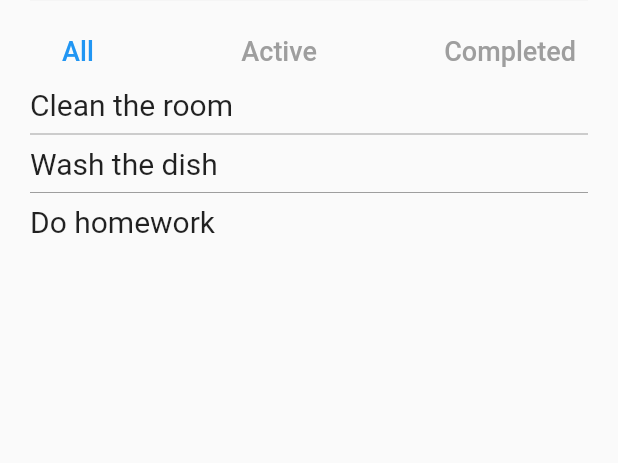
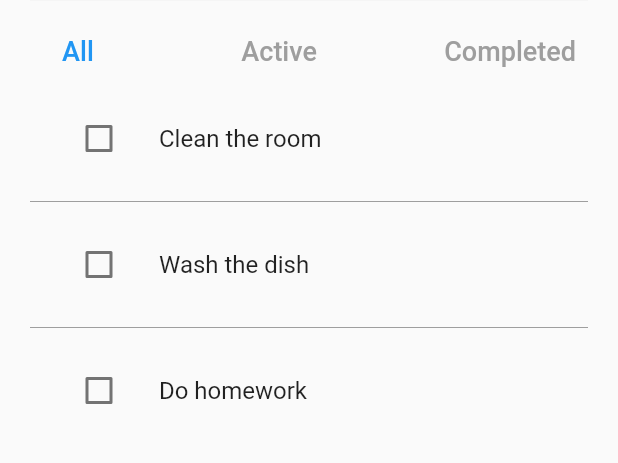
Before and after one commit to mustafacol/flutter_todo_cubit, a Flutter app: the screen it shows after launch, on a phone screen of 412 x 824 dp, the part 337-800 px from its top. Run offline on Flutter 3.47's test engine with Material 2 defaults, Android fonts, the phone set to English and light mode, and no system bars; our stand-ins replace bloc, equatable, flutter_bloc.

Commit message:
Cubits and widgets are completed.

```diff
--- a/lib/todo_page/search_and_filter_todo.dart
+++ b/lib/todo_page/search_and_filter_todo.dart
@@ -2,11 +2,13 @@ import 'package:flutter/material.dart';
 import 'package:flutter_bloc/flutter_bloc.dart';
 import 'package:todo_cubit/cubits/todo_filter/todo_filter_cubit.dart';
 import 'package:todo_cubit/cubits/todo_search/todo_search_cubit.dart';
+import 'package:todo_cubit/utils/debounce.dart';
 
 import '../models/todo_model.dart';
 
 class SearchAndFilterTodo extends StatelessWidget {
-  const SearchAndFilterTodo({Key? key}) : super(key: key);
+  SearchAndFilterTodo({Key? key}) : super(key: key);
+  final debounce = Debounce(miliSeconds: 200);
 
   @override
   Widget build(BuildContext context) {
@@ -19,9 +21,11 @@ class SearchAndFilterTodo extends StatelessWidget {
               filled: true,
               prefixIcon: Icon(Icons.search)),
           onChanged: (String? newSearchTerm) {
-            if (newSearchTerm != null && newSearchTerm.trim().isNotEmpty) {
+            if (newSearchTerm != null ) {
               //BlocProvider.of<TodoSearchCubit>(context).setSearchTerm(newSearchTerm);
-              context.read<TodoSearchCubit>().setSearchTerm(newSearchTerm);
+              debounce.run(() {
+                context.read<TodoSearchCubit>().setSearchTerm(newSearchTerm);
+              });
             }
           },
         ),
--- a/lib/todo_page/show_todos.dart
+++ b/lib/todo_page/show_todos.dart
@@ -1,14 +1,18 @@
+// ignore_for_file: public_member_api_docs, sort_constructors_first
 import 'package:flutter/material.dart';
 import 'package:flutter_bloc/flutter_bloc.dart';
+
 import 'package:todo_cubit/cubits/filtered_todos/filtered_todos_cubit.dart';
 import 'package:todo_cubit/cubits/todo_list/todo_list_cubit.dart';
+
+import '../models/todo_model.dart';
 
 class ShowTodos extends StatelessWidget {
   const ShowTodos({Key? key}) : super(key: key);
 
   @override
   Widget build(BuildContext context) {
-    final todos = context.watch<TodoListCubit>().state.todos;
+    final todos = context.watch<FilteredTodosCubit>().state.filteredTodos;
 
     return ListView.separated(
       primary: false,
@@ -18,11 +22,132 @@ class ShowTodos extends StatelessWidget {
       },
       itemCount: todos.length,
       itemBuilder: (BuildContext context, int index) {
-        return Text(
-          todos[index].desc,
-          style: TextStyle(fontSize: 20.0),
+        return Padding(
+          padding: EdgeInsets.all(6.0),
+          child: Dismissible(
+            key: ValueKey(todos[index].id),
+            background: showDeleteBackground(0),
+            secondaryBackground: showDeleteBackground(1),
+            onDismissed: (_) {
+              context.read<TodoListCubit>().removeTodo(todos[index]);
+            },
+            confirmDismiss: (_) {
+              return showDialog(
+                  context: context,
+                  barrierDismissible: false,
+                  builder: (context) {
+                    return AlertDialog(
+                      title: Text('Are you sure?'),
+                      content: Text('Do you really want to delete?'),
+                      actions: [
+                        TextButton(
+                          onPressed: () => Navigator.pop(context, false),
+                          child: Text('No'),
+                        ),
+                        TextButton(
+                          onPressed: () => Navigator.pop(context, true),
+                          child: Text('Yes'),
+                        )
+                      ],
+                    );
+                  });
+            },
+            child: TodoItem(todo: todos[index]),
+          ),
         );
       },
     );
   }
+
+  Widget showDeleteBackground(int direction) {
+    return Container(
+      padding: const EdgeInsets.symmetric(horizontal: 5.0),
+      color: Colors.red,
+      alignment: direction == 0 ? Alignment.centerLeft : Alignment.centerRight,
+      child: Icon(
+        Icons.delete,
+        size: 20.0,
+        color: Colors.white,
+      ),
+    );
+  }
 }
+
+class TodoItem extends StatefulWidget {
+  final Todo todo;
+  TodoItem({
+    Key? key,
+    required this.todo,
+  }) : super(key: key);
+
+  @override
+  State<TodoItem> createState() => _TodoItemState();
+}
+
+class _TodoItemState extends State<TodoItem> {
+  late final TextEditingController textController;
+  @override
+  void initState() {
+    super.initState();
+    textController = TextEditingController();
+  }
+
+  @override
+  void dispose() {
+    textController.dispose();
+    super.dispose();
+  }
+
+  @override
+  Widget build(BuildContext context) {
+    return ListTile(
+      onTap: () {
+        showDialog(
+            context: context,
+            builder: (context) {
+              bool _error = false;
+              textController.text = widget.todo.desc;
+              return StatefulBuilder(
+                builder: (BuildContext context, setState) {
+                  return AlertDialog(
+                    title: Text('Edit Todo'),
+                    content: TextField(
+                      controller: textController,
+                      autofocus: true,
+                      decoration: InputDecoration(
+                          errorText: _error ? "Value cannot be empty" : null),
+                    ),
+                    actions: [
+                      TextButton(
+                          onPressed: () => Navigator.pop(context),
+                          child: Text('Cancel')),
+                      TextButton(
+                          onPressed: () {
+                            setState(() {
+                              _error =
+                                  textController.text.isEmpty ? true : false;
+                              if (!_error) {
+                                context.read<TodoListCubit>().editTodo(
+                                    widget.todo.id, textController.text);
+
+                                Navigator.pop(context, true);
+                              }
+                            });
+                          },
+                          child: Text('Edit')),
+                    ],
+                  );
+                },
+              );
+            });
+      },
+      leading: Checkbox(
+        value: widget.todo.completed,
+        onChanged: (bool? checked) {
+          context.read<TodoListCubit>().toggleTodo(widget.todo.id);
+        },
+      ),
+      title: Text(widget.todo.desc),
+    );
+  }
+}
--- /dev/null
+++ b/lib/utils/debounce.dart
@@ -0,0 +1,21 @@
+// ignore_for_file: public_member_api_docs, sort_constructors_first
+import 'dart:async';
+
+import 'package:flutter/material.dart';
+
+class Debounce {
+  final int miliSeconds;
+  Debounce({
+    required this.miliSeconds,
+  });
+
+  Timer? _timer;
+
+  void run(VoidCallback action) {
+    if (_timer != null) {
+      _timer!.cancel();
+    }
+
+    _timer = Timer(Duration(milliseconds: miliSeconds), action);
+  }
+}
```
Also changed, not shown: lib/cubits/filtered_todos/filtered_todos_cubit.dart (+9 -3 lines).
